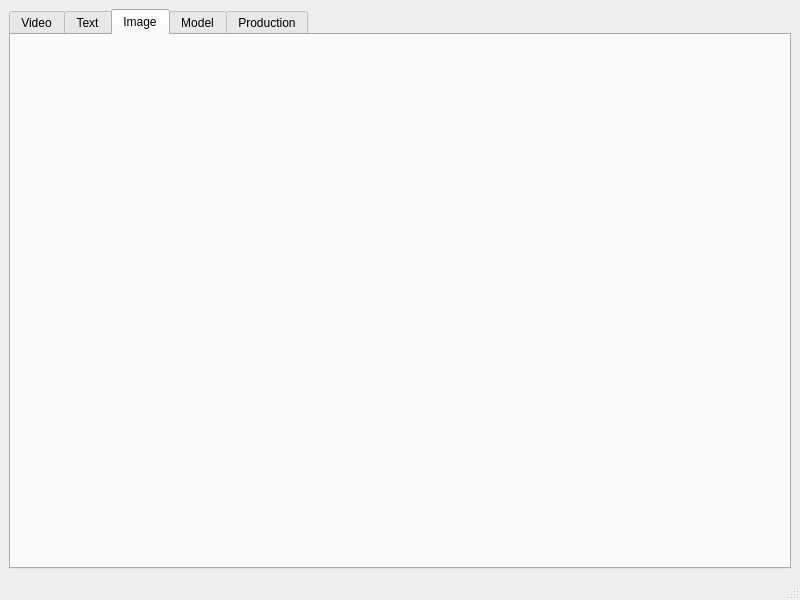
Above: UI/asset_management.ui from HaydenGuy/PyQt_Asset_Management_System before the change. Below: the same form after it.
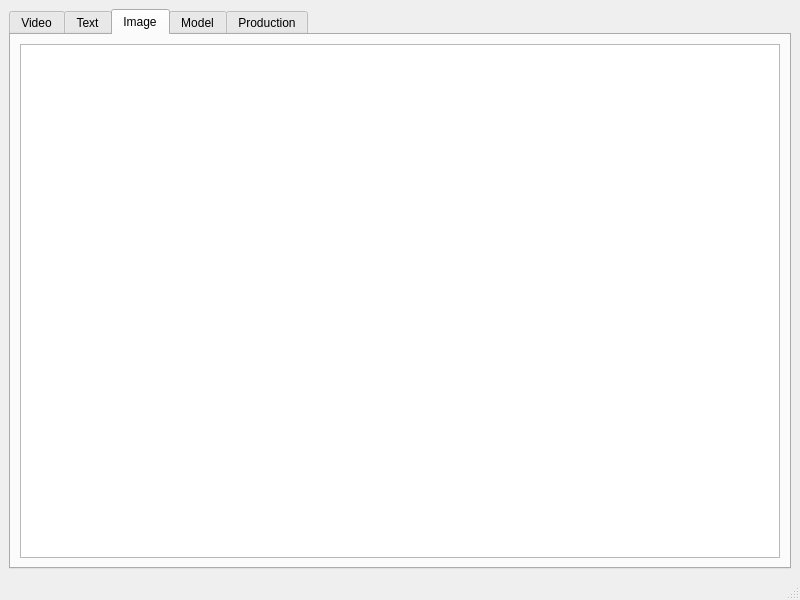
That is the form after the change. The open tabs and pages were chosen to show the change.

Commit message: Added lists for each tab and added logic to populate lists

Patch:
```diff
--- a/UI/asset_management.ui
+++ b/UI/asset_management.ui
@@ -41,6 +41,11 @@
          <attribute name="title">
           <string>Image</string>
          </attribute>
+         <layout class="QVBoxLayout" name="verticalLayout_6">
+          <item>
+           <widget class="QListWidget" name="image_list"/>
+          </item>
+         </layout>
         </widget>
         <widget class="QWidget" name="model_tab">
          <attribute name="title">
```
Left out of the diff: 20 changed lines with no effect on the pictures. The commit also changes 3 other files.
